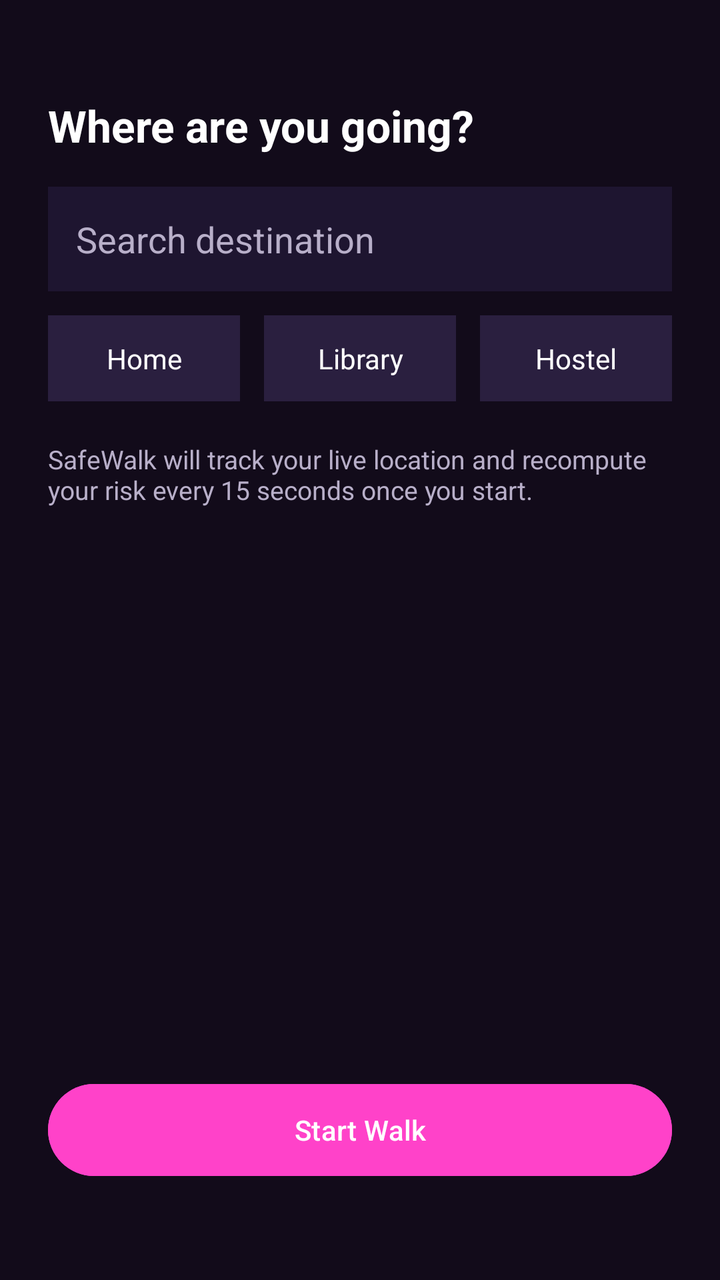
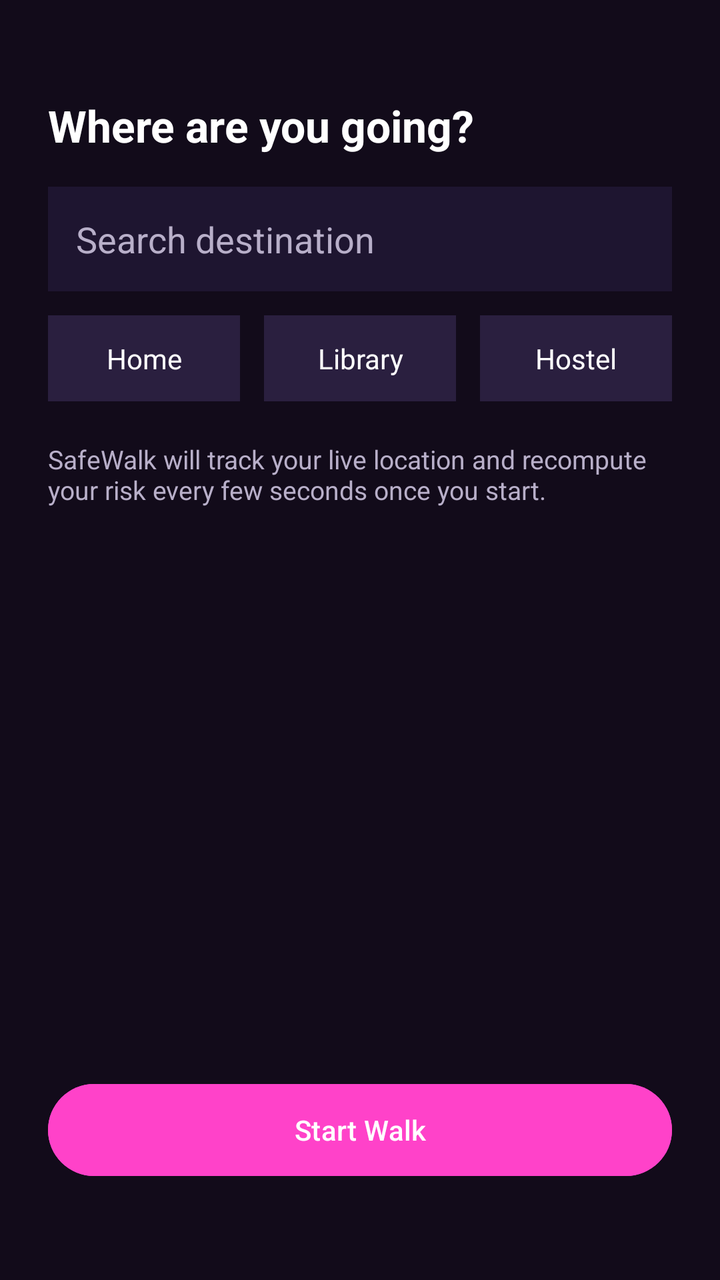

The first picture is an Android layout as it rendered before a commit; the second is the same layout after the commit. The layout source and the unified diff follow.
<!-- AndroidManifest.xml: application theme Theme.Project -->
<!-- res/layout/activity_start_walk_setup.xml -->
<?xml version="1.0" encoding="utf-8"?>
<androidx.constraintlayout.widget.ConstraintLayout xmlns:android="http://schemas.android.com/apk/res/android"
    xmlns:app="http://schemas.android.com/apk/res-auto"
    xmlns:tools="http://schemas.android.com/tools"
    android:id="@+id/main"
    android:layout_width="match_parent"
    android:layout_height="match_parent"
    android:background="@color/bg_dark"
    android:padding="24dp"
    tools:context=".walk.StartWalkSetupActivity">

    <TextView
        android:id="@+id/setupTitle"
        android:layout_width="0dp"
        android:layout_height="wrap_content"
        android:layout_marginTop="24dp"
        android:text="Where are you going?"
        android:textColor="@color/text_on_dark"
        android:textSize="22sp"
        android:textStyle="bold"
        app:layout_constraintEnd_toEndOf="parent"
        app:layout_constraintStart_toStartOf="parent"
        app:layout_constraintTop_toTopOf="parent" />

    <EditText
        android:id="@+id/destinationInput"
        android:layout_width="0dp"
        android:layout_height="wrap_content"
        android:layout_marginTop="16dp"
        android:background="@color/surface_dark"
        android:hint="Search destination"
        android:padding="14dp"
        android:textColor="@color/text_on_dark"
        android:textColorHint="@color/text_on_dark_secondary"
        app:layout_constraintEnd_toEndOf="parent"
        app:layout_constraintStart_toStartOf="parent"
        app:layout_constraintTop_toBottomOf="@id/setupTitle" />

    <LinearLayout
        android:id="@+id/chipRow"
        android:layout_width="0dp"
        android:layout_height="wrap_content"
        android:layout_marginTop="12dp"
        android:orientation="horizontal"
        app:layout_constraintEnd_toEndOf="parent"
        app:layout_constraintStart_toStartOf="parent"
        app:layout_constraintTop_toBottomOf="@id/destinationInput">

        <TextView
            android:id="@+id/chipHome"
            android:layout_width="0dp"
            android:layout_height="wrap_content"
            android:layout_marginEnd="6dp"
            android:layout_weight="1"
            android:background="@color/surface_dark_elevated"
            android:gravity="center"
            android:padding="12dp"
            android:text="Home"
            android:textColor="@color/text_on_dark" />

        <TextView
            android:id="@+id/chipLibrary"
            android:layout_width="0dp"
            android:layout_height="wrap_content"
            android:layout_marginStart="6dp"
            android:layout_marginEnd="6dp"
            android:layout_weight="1"
            android:background="@color/surface_dark_elevated"
            android:gravity="center"
            android:padding="12dp"
            android:text="Library"
            android:textColor="@color/text_on_dark" />

        <TextView
            android:id="@+id/chipHostel"
            android:layout_width="0dp"
            android:layout_height="wrap_content"
            android:layout_marginStart="6dp"
            android:layout_weight="1"
            android:background="@color/surface_dark_elevated"
            android:gravity="center"
            android:padding="12dp"
            android:text="Hostel"
            android:textColor="@color/text_on_dark" />
    </LinearLayout>

    <TextView
        android:id="@+id/etaText"
        android:layout_width="0dp"
        android:layout_height="wrap_content"
        android:layout_marginTop="20dp"
        android:text="SafeWalk will track your live location and recompute your risk every 15 seconds once you start."
        android:textColor="@color/text_on_dark_secondary"
        android:textSize="13sp"
        app:layout_constraintEnd_toEndOf="parent"
        app:layout_constraintStart_toStartOf="parent"
        app:layout_constraintTop_toBottomOf="@id/chipRow" />

    <Button
        android:id="@+id/startWalkButton"
        android:layout_width="0dp"
        android:layout_height="54dp"
        android:layout_marginBottom="24dp"
        android:backgroundTint="@color/pink"
        android:text="Start Walk"
        android:textColor="@color/white"
        app:layout_constraintBottom_toBottomOf="parent"
        app:layout_constraintEnd_toEndOf="parent"
        app:layout_constraintStart_toStartOf="parent" />

</androidx.constraintlayout.widget.ConstraintLayout>
<!-- resources referenced by this layout -->
<resources>
  <color name="bg_dark">#120B1A</color>
  <color name="pink">#FF42C9</color>
  <color name="surface_dark">#1E1530</color>
  <color name="surface_dark_elevated">#2A1F3F</color>
  <color name="text_on_dark">#FFFFFF</color>
  <color name="text_on_dark_secondary">#B8AFC9</color>
  <color name="white">#FFFFFFFF</color>
  <style name="Theme.Project" parent="Base.Theme.Project" />
  <style name="Base.Theme.Project" parent="Theme.Material3.DayNight.NoActionBar">
          
          
      </style>
</resources>

<!-- the commit's change to res/layout/activity_start_walk_setup.xml (unified diff, before → after) -->
@@ -37,6 +37,17 @@
         app:layout_constraintTop_toBottomOf="@id/setupTitle" />
 
     <LinearLayout
+        android:id="@+id/suggestionList"
+        android:layout_width="0dp"
+        android:layout_height="wrap_content"
+        android:background="@color/surface_dark_elevated"
+        android:orientation="vertical"
+        android:visibility="gone"
+        app:layout_constraintEnd_toEndOf="parent"
+        app:layout_constraintStart_toStartOf="parent"
+        app:layout_constraintTop_toBottomOf="@id/destinationInput" />
+
+    <LinearLayout
         android:id="@+id/chipRow"
         android:layout_width="0dp"
         android:layout_height="wrap_content"
@@ -44,7 +55,7 @@
         android:orientation="horizontal"
         app:layout_constraintEnd_toEndOf="parent"
         app:layout_constraintStart_toStartOf="parent"
-        app:layout_constraintTop_toBottomOf="@id/destinationInput">
+        app:layout_constraintTop_toBottomOf="@id/suggestionList">
 
         <TextView
             android:id="@+id/chipHome"
@@ -89,7 +100,7 @@
         android:layout_width="0dp"
         android:layout_height="wrap_content"
         android:layout_marginTop="20dp"
-        android:text="SafeWalk will track your live location and recompute your risk every 15 seconds once you start."
+        android:text="SafeWalk will track your live location and recompute your risk every few seconds once you start."
         android:textColor="@color/text_on_dark_secondary"
         android:textSize="13sp"
         app:layout_constraintEnd_toEndOf="parent"
